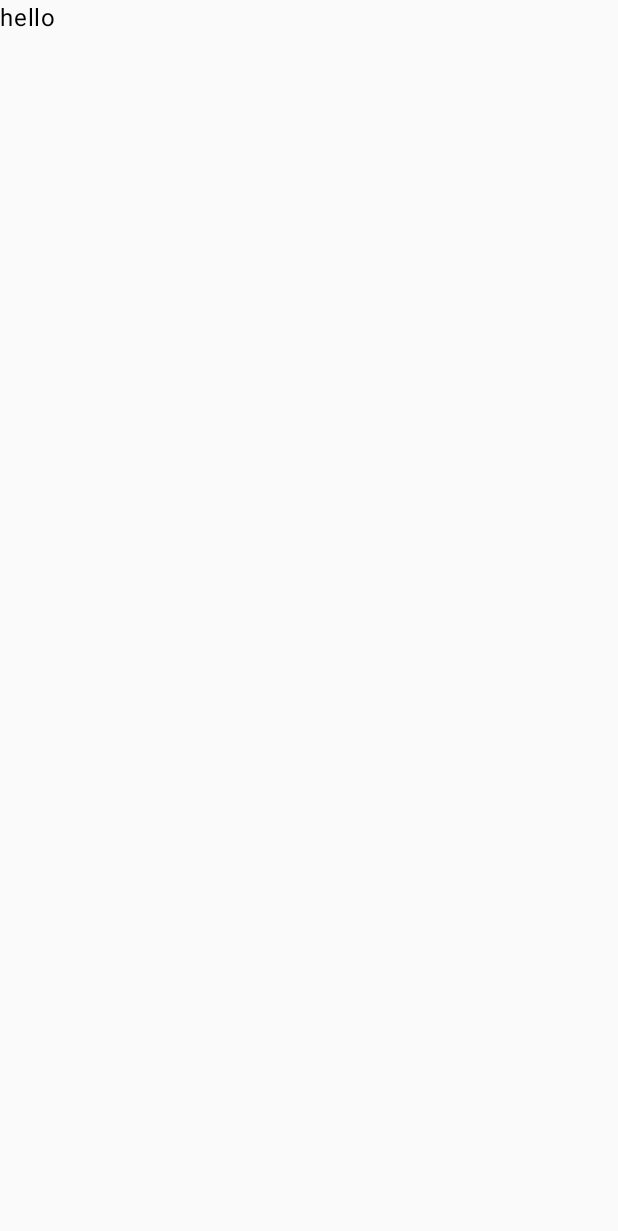
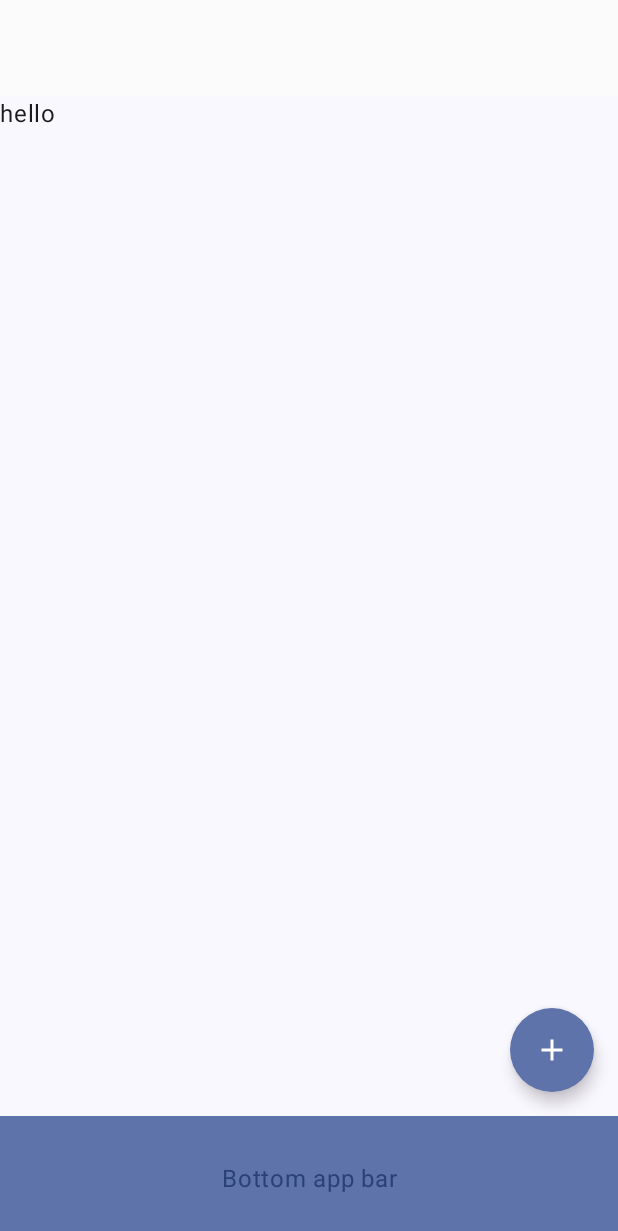
Before and after one commit to younhwan97/FridgeSokSok, an Android app built with Jetpack Compose: the screen it shows after launch (MainActivity), on a phone screen of 412 x 824 dp. Before the commit the part shown is almost empty. Shown: the top 1231 px of the screen. Run offline under Robolectric (Android 15) with nearby library versions, the phone set to English and light mode, and no system bars; our stand-ins replace Dagger/Hilt's generated code.

Commit message:
Add app color

```diff
--- a/app/src/main/AndroidManifest.xml
+++ b/app/src/main/AndroidManifest.xml
@@ -14,7 +14,7 @@
         android:theme="@style/Theme.FridgeSokSok"
         tools:targetApi="31">
         <activity
-            android:name=".MainActivity"
+            android:name=".ui.MainActivity"
             android:exported="true"
             android:label="@string/app_name"
             android:theme="@style/Theme.FridgeSokSok">
--- a/app/src/main/java/com/yh/fridgesoksok/MainActivity.kt
+++ /dev/null
@@ -1,46 +0,0 @@
-package com.yh.fridgesoksok
-
-import android.os.Bundle
-import androidx.activity.ComponentActivity
-import androidx.activity.compose.setContent
-import androidx.activity.enableEdgeToEdge
-import androidx.compose.foundation.layout.fillMaxSize
-import androidx.compose.foundation.layout.padding
-import androidx.compose.material3.Scaffold
-import androidx.compose.material3.Text
-import androidx.compose.runtime.Composable
-import androidx.compose.ui.Modifier
-import androidx.compose.ui.tooling.preview.Preview
-import androidx.core.app.AppComponentFactory
-import com.yh.fridgesoksok.ui.list.FoodListScreen
-import com.yh.fridgesoksok.ui.theme.FridgeSokSokTheme
-import dagger.hilt.android.AndroidEntryPoint
-
-@AndroidEntryPoint
-class MainActivity : ComponentActivity() {
-    override fun onCreate(savedInstanceState: Bundle?) {
-        super.onCreate(savedInstanceState)
-        enableEdgeToEdge()
-        setContent {
-            FridgeSokSokTheme {
-                FoodListScreen()
-            }
-        }
-    }
-}
-
-@Composable
-fun Greeting(name: String, modifier: Modifier = Modifier) {
-    Text(
-        text = "Hello $name!",
-        modifier = modifier
-    )
-}
-
-@Preview(showBackground = true)
-@Composable
-fun GreetingPreview() {
-    FridgeSokSokTheme {
-        Greeting("Android")
-    }
-}
--- /dev/null
+++ b/app/src/main/java/com/yh/fridgesoksok/ui/MainActivity.kt
@@ -0,0 +1,22 @@
+package com.yh.fridgesoksok.ui
+
+import android.os.Bundle
+import androidx.activity.ComponentActivity
+import androidx.activity.compose.setContent
+import androidx.activity.enableEdgeToEdge
+import com.yh.fridgesoksok.ui.home.HomeScreen
+import com.yh.fridgesoksok.ui.theme.FridgeSokSokTheme
+import dagger.hilt.android.AndroidEntryPoint
+
+@AndroidEntryPoint
+class MainActivity : ComponentActivity() {
+    override fun onCreate(savedInstanceState: Bundle?) {
+        super.onCreate(savedInstanceState)
+        enableEdgeToEdge()
+        setContent {
+            FridgeSokSokTheme {
+                HomeScreen()
+            }
+        }
+    }
+}
--- /dev/null
+++ b/app/src/main/java/com/yh/fridgesoksok/ui/home/HomeScreen.kt
@@ -0,0 +1,71 @@
+package com.yh.fridgesoksok.ui.home
+
+import androidx.compose.foundation.layout.Arrangement
+import androidx.compose.foundation.layout.Column
+import androidx.compose.foundation.layout.fillMaxWidth
+import androidx.compose.foundation.layout.padding
+import androidx.compose.foundation.shape.CircleShape
+import androidx.compose.material.icons.Icons
+import androidx.compose.material.icons.filled.Add
+import androidx.compose.material3.BottomAppBar
+import androidx.compose.material3.ExperimentalMaterial3Api
+import androidx.compose.material3.FloatingActionButton
+import androidx.compose.material3.Icon
+import androidx.compose.material3.MaterialTheme
+import androidx.compose.material3.Scaffold
+import androidx.compose.material3.Text
+import androidx.compose.material3.TopAppBar
+import androidx.compose.material3.TopAppBarDefaults.topAppBarColors
+import androidx.compose.runtime.Composable
+import androidx.compose.ui.Modifier
+import androidx.compose.ui.text.style.TextAlign
+import androidx.compose.ui.unit.dp
+import com.yh.fridgesoksok.ui.theme.CustomBackGroundColor
+import com.yh.fridgesoksok.ui.theme.CustomPrimaryColor
+
+@OptIn(ExperimentalMaterial3Api::class)
+@Composable
+fun HomeScreen() {
+    Scaffold(
+        topBar = {
+            TopAppBar(
+                colors = topAppBarColors(
+                    containerColor = CustomBackGroundColor,
+                    titleContentColor = CustomPrimaryColor,
+                ),
+                title = {
+                    Text("")
+                }
+            )
+        },
+        bottomBar = {
+            BottomAppBar(
+                containerColor = MaterialTheme.colorScheme.primaryContainer,
+                contentColor = MaterialTheme.colorScheme.primary,
+            ) {
+                Text(
+                    modifier = Modifier
+                        .fillMaxWidth(),
+                    textAlign = TextAlign.Center,
+                    text = "Bottom app bar",
+                )
+            }
+        },
+        floatingActionButton = {
+            FloatingActionButton(
+                onClick = {  },
+                shape = CircleShape
+            ) {
+                Icon(Icons.Default.Add, contentDescription = "Add")
+            }
+        }
+    ) { innerPadding ->
+        Column(
+            modifier = Modifier
+                .padding(innerPadding),
+            verticalArrangement = Arrangement.spacedBy(16.dp),
+        ) {
+            Text("hello")
+        }
+    }
+}
--- a/app/src/main/java/com/yh/fridgesoksok/ui/list/FoodListScreen.kt
+++ b/app/src/main/java/com/yh/fridgesoksok/ui/list/FoodListScreen.kt
@@ -1,10 +1,8 @@
 package com.yh.fridgesoksok.ui.list
 
 import android.annotation.SuppressLint
-import android.util.Log
 import androidx.compose.material3.Text
 import androidx.compose.runtime.Composable
-import androidx.compose.runtime.remember
 import androidx.hilt.navigation.compose.hiltViewModel
 import com.yh.fridgesoksok.presentation.list.FoodListViewModel
 
@@ -14,6 +12,4 @@ fun FoodListScreen(
     viewModel: FoodListViewModel = hiltViewModel()
 ) {
     Text("hello")
-
-    Log.v("123", viewModel.summaryFood.value.toString())
 }
--- a/app/src/main/java/com/yh/fridgesoksok/ui/theme/Color.kt
+++ b/app/src/main/java/com/yh/fridgesoksok/ui/theme/Color.kt
@@ -9,3 +9,15 @@ val Pink80 = Color(0xFFEFB8C8)
 val Purple40 = Color(0xFF6650a4)
 val PurpleGrey40 = Color(0xFF625b71)
 val Pink40 = Color(0xFF7D5260)
+
+// Custom Color
+val CustomPrimaryColor = Color(0xFFfd5732)       // 기본 포인트 컬러
+val CustomSecondaryColor = Color(0xFF393939)     // 두번째 포인트 컬러
+val CustomTertiaryColor = Color(0xFFc21d03)      // 세번째 포인트 컬러(강조)
+val CustomQuaternaryColor = Color(0xFFffb787)    // 네번째 포인트 컬러(연한)
+
+val CustomBackGroundColor = Color(0xFFfbfbfb)    // 기본 앱 배경 색상
+val CustomBoxBackGroundColor = Color(0xFFF1F1F1) // 컨텐츠(상품, 음식) 등 요소에 배경 색상
+
+val CustomTextColor = Color(0xFF232121)          // 기본 글자 색상
+val CustomGrayTextColor = Color(0xFF232121)      // 회색 글자 색상
--- a/app/src/main/java/com/yh/fridgesoksok/ui/theme/Theme.kt
+++ b/app/src/main/java/com/yh/fridgesoksok/ui/theme/Theme.kt
@@ -1,6 +1,5 @@
 package com.yh.fridgesoksok.ui.theme
 
-import android.app.Activity
 import android.os.Build
 import androidx.compose.foundation.isSystemInDarkTheme
 import androidx.compose.material3.MaterialTheme
@@ -20,7 +19,7 @@ private val DarkColorScheme = darkColorScheme(
 private val LightColorScheme = lightColorScheme(
     primary = Purple40,
     secondary = PurpleGrey40,
-    tertiary = Pink40
+    tertiary = Pink40,
 
     /* Other default colors to override
     background = Color(0xFFFFFBFE),
```
